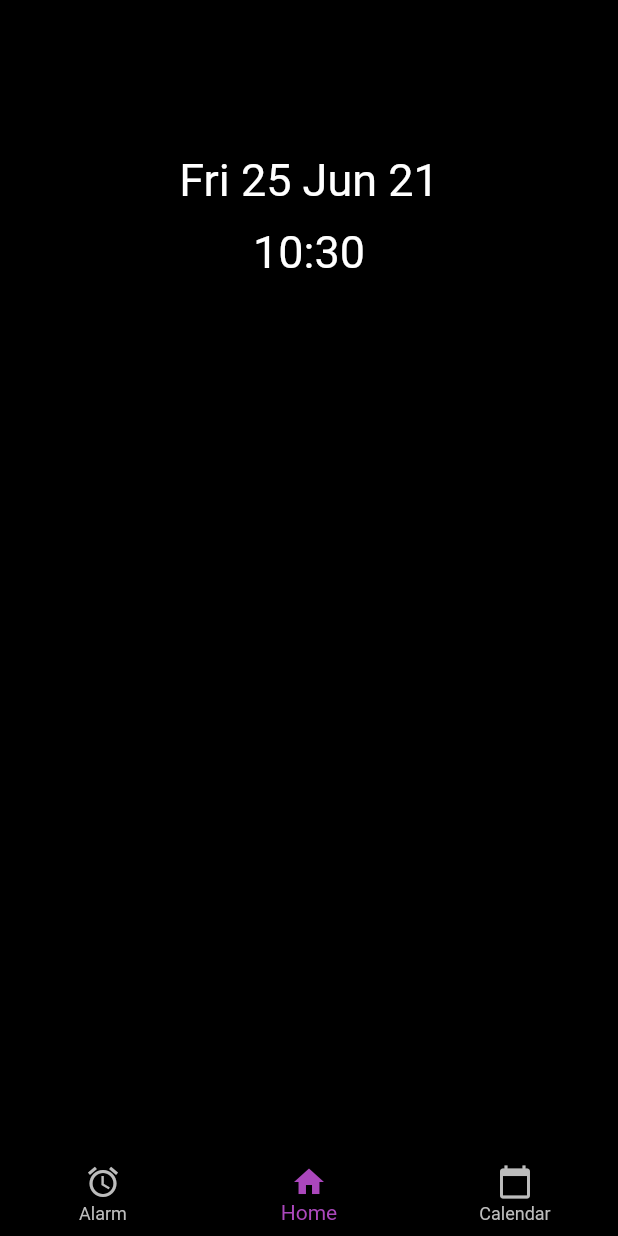
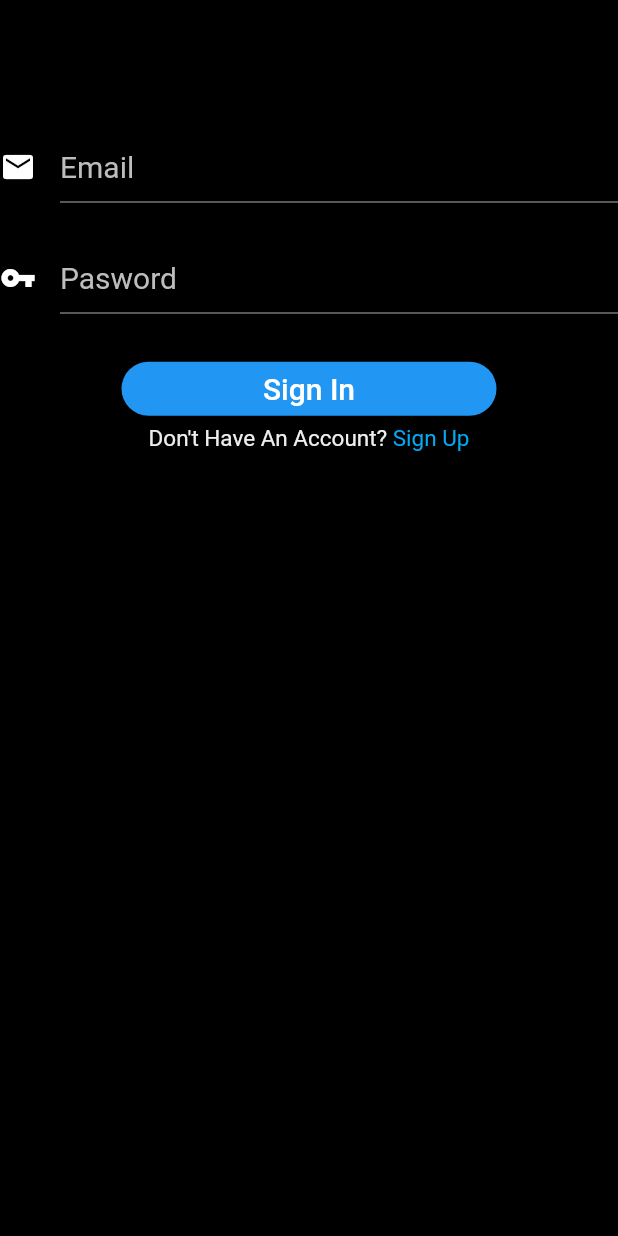
Before and after one commit to Fergus-Lai/flutter-daily, a Flutter app: the screen it shows after launch, on a phone screen of 412 x 824 dp. Run offline on Flutter 3.47's test engine with Material 2 defaults, Android fonts, the light colour scheme and no system bars; our stand-ins replace cloud_firestore, firebase_auth, firebase_core, flutter_slidable; accounts and stored records are empty.

Commit message:
5th Commit 2021-06-25

```diff
--- a/lib/alarm/alarm_change.dart
+++ b/lib/alarm/alarm_change.dart
@@ -1,6 +1,6 @@
 import 'package:intl/intl.dart';
 import 'package:android_daily/alarm/alarm_item.dart';
-import 'package:android_daily/alarm/alarm_home.dart';
+
 import 'package:flutter/cupertino.dart';
 import 'package:flutter/material.dart';
 import 'package:cloud_firestore/cloud_firestore.dart';
--- a/lib/alarm/alarm_home.dart
+++ b/lib/alarm/alarm_home.dart
@@ -1,5 +1,6 @@
 import 'package:flutter/material.dart';
 import 'package:flutter_slidable/flutter_slidable.dart';
+
 import 'package:android_daily/alarm/alarm_change.dart';
 import 'package:android_daily/alarm/alarm_item.dart';
 
--- /dev/null
+++ b/lib/auth/sign_in.dart
@@ -0,0 +1,156 @@
+import 'package:android_daily/auth/sign_up.dart';
+import 'package:android_daily/nav.dart';
+import 'package:firebase_auth/firebase_auth.dart';
+import 'package:flutter/material.dart';
+import 'package:flutter/gestures.dart';
+
+class SignIn extends StatefulWidget {
+  const SignIn({Key? key}) : super(key: key);
+
+  @override
+  _SignUpState createState() => _SignUpState();
+}
+
+class _SignUpState extends State<SignIn> {
+  final TextEditingController emailController = TextEditingController();
+  final TextEditingController passwordController = TextEditingController();
+
+  String emailHelper = '';
+  bool emailError = false;
+
+  String passwordHelper = '';
+  bool passwordError = false;
+
+  void onSignUpPressHandler() {
+    Navigator.push(context, MaterialPageRoute(builder: (context) => SignUp()));
+  }
+
+  Future<void> onSignInPressHandler() async {
+    try {
+      UserCredential userCredential = await FirebaseAuth.instance
+          .signInWithEmailAndPassword(
+              email: emailController.text, password: passwordController.text);
+    } on FirebaseAuthException catch (e) {
+      if (e.code == 'user-not-found') {
+        setState(() {
+          emailHelper = 'User Not Found';
+          emailError = true;
+          passwordHelper = '';
+          passwordError = false;
+        });
+      } else if (e.code == 'wrong-password') {
+        setState(() {
+          emailHelper = '';
+          emailError = false;
+          passwordHelper = 'Incorrect Password';
+          passwordError = true;
+        });
+      }
+    }
+  }
+
+  @override
+  Widget build(BuildContext context) {
+    return Scaffold(
+        resizeToAvoidBottomInset: false,
+        backgroundColor: Colors.black,
+        body: Column(
+          children: [
+            // Place Holder
+            Flexible(
+              flex: 1,
+              child: Container(),
+            ),
+            // Email Text Field
+            TextField(
+                controller: emailController,
+                keyboardType: TextInputType.emailAddress,
+                style: TextStyle(color: Colors.white, fontSize: 20),
+                decoration: InputDecoration(
+                    enabledBorder: UnderlineInputBorder(
+                        borderSide: BorderSide(
+                            color: emailError
+                                ? Colors.red.shade900
+                                : Colors.grey.shade600)),
+                    focusedBorder: UnderlineInputBorder(
+                        borderSide: BorderSide(color: Colors.white)),
+                    focusColor: Colors.white,
+                    hintText: "Email",
+                    hintStyle: TextStyle(color: Colors.grey[400], fontSize: 20),
+                    helperText: emailHelper,
+                    helperStyle: TextStyle(
+                        color: emailError
+                            ? Colors.red.shade900
+                            : Colors.grey.shade600,
+                        fontSize: 15),
+                    icon: Icon(
+                      Icons.mail,
+                      color: Colors.white,
+                    ))),
+            // Password Text Field
+            TextField(
+              controller: passwordController,
+              obscureText: true,
+              keyboardType: TextInputType.visiblePassword,
+              style: TextStyle(color: Colors.white, fontSize: 20),
+              decoration: InputDecoration(
+                  enabledBorder: UnderlineInputBorder(
+                      borderSide: BorderSide(
+                          color: passwordError
+                              ? Colors.red.shade900
+                              : Colors.grey.shade600)),
+                  focusedBorder: UnderlineInputBorder(
+                      borderSide: BorderSide(color: Colors.white)),
+                  focusColor: Colors.white,
+                  hintText: "Pasword",
+                  hintStyle: TextStyle(color: Colors.grey[400], fontSize: 20),
+                  helperText: passwordHelper,
+                  helperStyle: TextStyle(
+                      color: passwordError
+                          ? Colors.red.shade900
+                          : Colors.grey.shade600,
+                      fontSize: 15),
+                  icon: Icon(
+                    Icons.vpn_key,
+                    color: Colors.white,
+                  )),
+            ),
+            // Sign In Button
+            SizedBox(
+                width: 250,
+                child: ElevatedButton(
+                    onPressed: onSignInPressHandler,
+                    style: ElevatedButton.styleFrom(
+                      shape: new RoundedRectangleBorder(
+                        borderRadius: new BorderRadius.circular(30.0),
+                      ),
+                    ),
+                    child: Text(
+                      "Sign In",
+                      style: TextStyle(fontSize: 20, color: Colors.white),
+                    ))),
+            // Sign Up Text
+            Center(
+              child: RichText(
+                text: TextSpan(
+                    text: r"Don't Have An Account? ",
+                    style: TextStyle(color: Colors.grey[200], fontSize: 15),
+                    children: <TextSpan>[
+                      TextSpan(
+                          text: 'Sign Up',
+                          style:
+                              TextStyle(color: Colors.lightBlue, fontSize: 15),
+                          recognizer: TapGestureRecognizer()
+                            ..onTap = () => onSignUpPressHandler())
+                    ]),
+              ),
+            ),
+            // Placeholder
+            Flexible(
+              child: Container(),
+              flex: 6,
+            )
+          ],
+        ));
+  }
+}
--- a/lib/main.dart
+++ b/lib/main.dart
@@ -1,23 +1,51 @@
+import 'package:android_daily/auth/sign_in.dart';
+import 'package:android_daily/nav.dart';
+
 import 'package:firebase_core/firebase_core.dart';
+import 'package:firebase_auth/firebase_auth.dart';
 
-import 'package:android_daily/nav.dart';
 import 'package:flutter/cupertino.dart';
 import 'package:flutter/material.dart';
 
 Future<void> main() async {
   WidgetsFlutterBinding.ensureInitialized();
   await Firebase.initializeApp();
-  runApp(const MyApp());
+  runApp(MyApp());
 }
 
+FirebaseAuth auth = FirebaseAuth.instance;
+
 // Main application Widget
-class MyApp extends StatelessWidget {
+class MyApp extends StatefulWidget {
   const MyApp({Key? key}) : super(key: key);
+
+  @override
+  _MyAppState createState() => _MyAppState();
+}
+
+class _MyAppState extends State<MyApp> {
+  bool logIn = auth.currentUser == null ? false : true;
+
+  void logInCheck() {
+    auth.authStateChanges().listen((User? user) {
+      if (user == null) {
+        setState(() {
+          logIn = false;
+        });
+      } else {
+        setState(() {
+          logIn = true;
+        });
+      }
+    });
+  }
+
   @override
   Widget build(BuildContext context) {
-    return const MaterialApp(
+    logInCheck();
+    return MaterialApp(
       title: 'Flutter Daily',
-      home: Nav(),
+      home: logIn ? Nav() : SignIn(),
     );
   }
 }
--- a/lib/nav.dart
+++ b/lib/nav.dart
@@ -1,6 +1,8 @@
+import 'package:firebase_auth/firebase_auth.dart';
 import 'package:flutter/cupertino.dart';
 import 'package:flutter/material.dart';
 
+import 'account/account.dart';
 import 'home.dart';
 import 'alarm/alarm_home.dart';
 import 'calendar.dart';
@@ -15,6 +17,7 @@ class Nav extends StatefulWidget {
 
 // Private State Class For Stateful Widget Nav
 class _NavState extends State<Nav> {
+  FirebaseAuth auth = FirebaseAuth.instance;
   // Set Initial Route to Home
   int _selectedIndex = 1;
 
@@ -23,6 +26,7 @@ class _NavState extends State<Nav> {
     AlarmHome(),
     Home(),
     Calendar(),
+    Account(),
   ];
 
   // On Press Handler For Bottom Navigation Bar
@@ -35,7 +39,9 @@ class _NavState extends State<Nav> {
   @override
   // Building The Main App
   Widget build(BuildContext context) {
-    return Scaffold(
+    return WillPopScope(
+        onWillPop: () async => false,
+        child: Scaffold(
           // Displaying The Page Selected
           body: Center(
             child: _widgetOptions.elementAt(_selectedIndex),
@@ -43,8 +49,16 @@ class _NavState extends State<Nav> {
 
           // Bottom Navigation Bar
           bottomNavigationBar: BottomNavigationBar(
+            // Set The Type To Fix
+            type: BottomNavigationBarType.fixed,
+
+            // Style The Bottom Navigation Bar
+            backgroundColor: Colors.black,
+            selectedItemColor: Colors.purple[400],
+            unselectedItemColor: Colors.grey[400],
+
             // Items Displayed In Bottom Navigation Bar
-        items: const <BottomNavigationBarItem>[
+            items: <BottomNavigationBarItem>[
               // Alarm Item
               BottomNavigationBarItem(
                 icon: Icon(Icons.alarm),
@@ -60,17 +74,17 @@ class _NavState extends State<Nav> {
                 icon: Icon(Icons.calendar_today),
                 label: 'Calendar',
               ),
+              // Account Item
+              BottomNavigationBarItem(
+                icon: Icon(Icons.person),
+                label: 'Account',
+              ),
             ],
-
-        // Style The Bottom Navigation Bar
-        backgroundColor: Colors.black,
-        selectedItemColor: Colors.purple[400],
-        unselectedItemColor: Colors.grey[400],
 
             // Config The Bottom Navigation Bar
             currentIndex: _selectedIndex,
             onTap: _onItemTapped,
           ),
-    );
+        ));
   }
 }
```
Also changed, not shown: lib/account/account.dart (added, +43 -0 lines), lib/auth/sign_up.dart (added, +202 -0 lines), 2 other files. Lines whose indentation alone changed are shown as unchanged.
